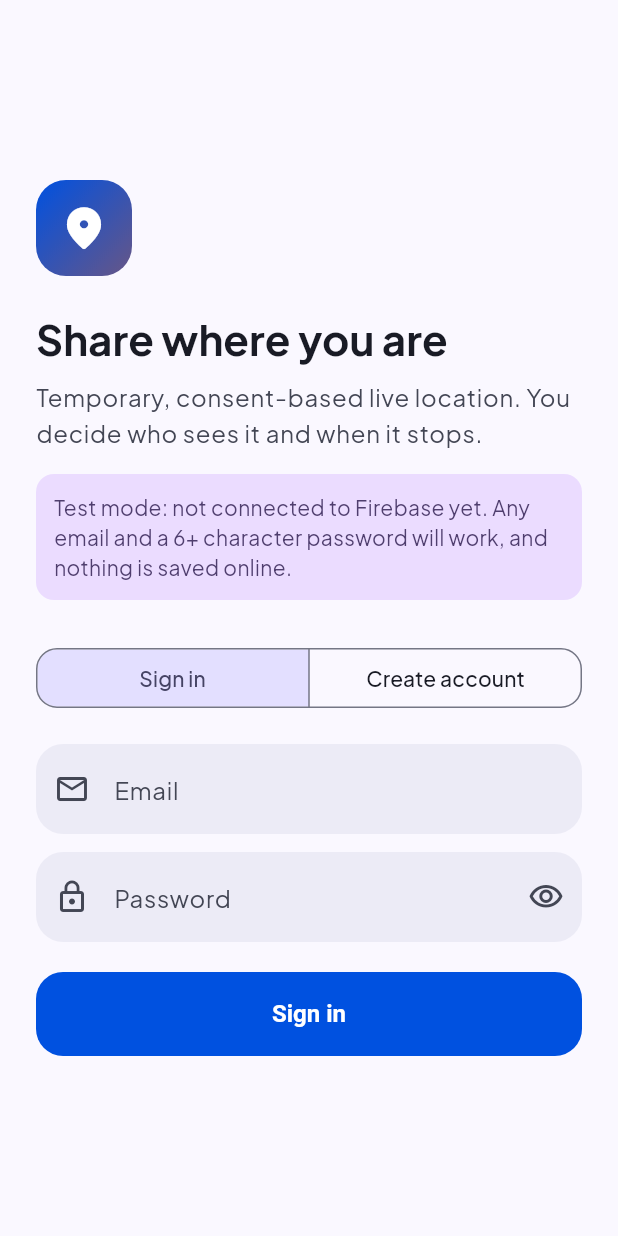
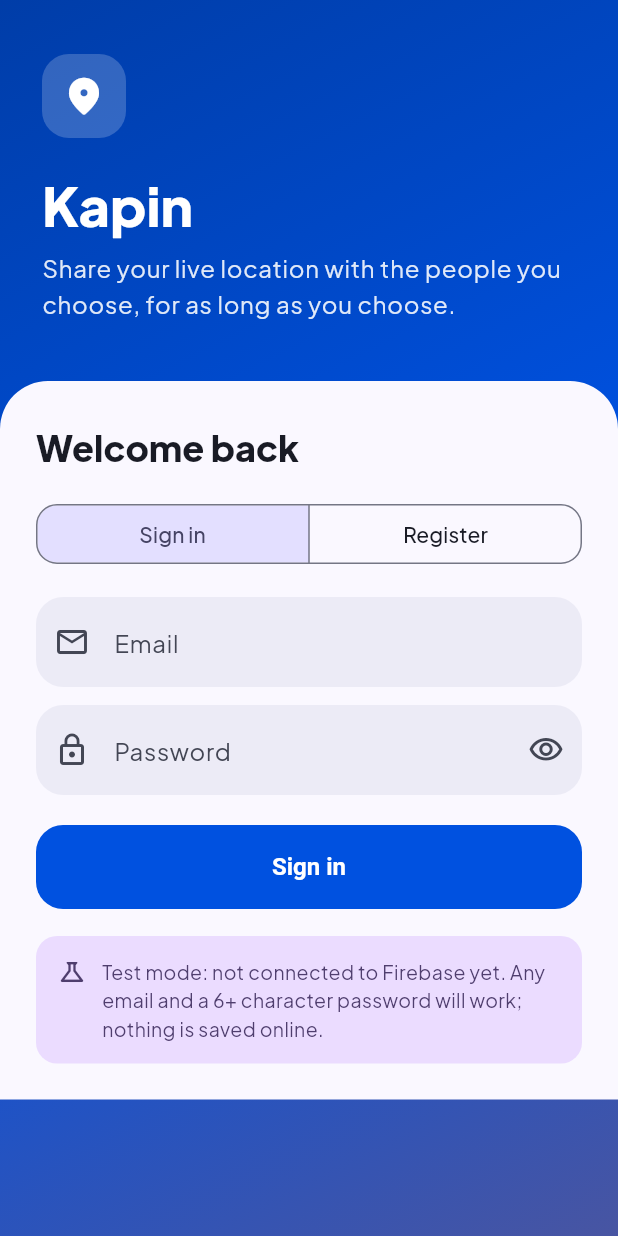
Before and after one commit to mygoaldeep/Kapin, a Flutter app: the screen it shows after launch, on a phone screen of 412 x 824 dp. Run offline on Flutter 3.47's test engine with Material 3 defaults, Android fonts, the phone set to English and light mode, and no system bars; our stand-ins replace cloud_firestore, firebase_auth, firebase_core, geocoding, geolocator, google_fonts and 2 more; accounts and stored records are empty.

Commit message:
Update auth_screen.dart

```diff
--- a/lib/screens/auth_screen.dart
+++ b/lib/screens/auth_screen.dart
@@ -1,6 +1,7 @@
 import 'package:flutter/material.dart';
 
 import '../services/backend.dart';
+import '../theme.dart';
 
 class AuthScreen extends StatefulWidget {
   const AuthScreen({super.key});
@@ -49,63 +50,77 @@ class _AuthScreenState extends State<AuthScreen> {
   Widget build(BuildContext context) {
     final scheme = Theme.of(context).colorScheme;
     final text = Theme.of(context).textTheme;
+    final size = MediaQuery.sizeOf(context);
+    final keyboard = MediaQuery.viewInsetsOf(context).bottom > 0;
 
     return Scaffold(
-      body: SafeArea(
-        child: Center(
+      backgroundColor: scheme.primary,
+      body: Container(
+        decoration: BoxDecoration(gradient: brandGradient(scheme)),
+        child: SafeArea(
+          bottom: false,
           child: SingleChildScrollView(
-            padding: const EdgeInsets.all(24),
+            keyboardDismissBehavior: ScrollViewKeyboardDismissBehavior.onDrag,
             child: ConstrainedBox(
-              constraints: const BoxConstraints(maxWidth: 420),
+              constraints: BoxConstraints(minHeight: size.height - MediaQuery.paddingOf(context).top),
+              child: Column(
+                crossAxisAlignment: CrossAxisAlignment.stretch,
+                children: [
+                  // Hero
+                  AnimatedSize(
+                    duration: const Duration(milliseconds: 250),
+                    child: Padding(
+                      padding: EdgeInsets.fromLTRB(28, keyboard ? 12 : 36, 28, keyboard ? 16 : 40),
+                      child: Column(
+                        crossAxisAlignment: CrossAxisAlignment.start,
+                        children: [
+                          Container(
+                            width: 56,
+                            height: 56,
+                            decoration: BoxDecoration(
+                              color: Colors.white.withValues(alpha: 0.2),
+                              borderRadius: BorderRadius.circular(18),
+                            ),
+                            child: const Icon(Icons.location_on_rounded,
+                                color: Colors.white, size: 30),
+                          ),
+                          if (!keyboard) ...[
+                            const SizedBox(height: 22),
+                            Text('Kapin',
+                                style: text.displaySmall?.copyWith(
+                                    color: Colors.white, fontWeight: FontWeight.w800)),
+                            const SizedBox(height: 8),
+                            Text(
+                              'Share your live location with the people you choose, for as long as you choose.',
+                              style: text.bodyLarge
+                                  ?.copyWith(color: Colors.white.withValues(alpha: 0.88)),
+                            ),
+                          ],
+                        ],
+                      ),
+                    ),
+                  ),
+                  // Form sheet
+                  Container(
+                    constraints: BoxConstraints(minHeight: size.height * 0.55),
+                    padding: EdgeInsets.fromLTRB(
+                        24, 28, 24, 24 + MediaQuery.paddingOf(context).bottom),
+                    decoration: BoxDecoration(
+                      color: scheme.surface,
+                      borderRadius: const BorderRadius.vertical(top: Radius.circular(32)),
+                    ),
                     child: Form(
                       key: _formKey,
                       child: Column(
                         crossAxisAlignment: CrossAxisAlignment.stretch,
                         children: [
-                    Align(
-                      alignment: Alignment.centerLeft,
-                      child: Container(
-                        width: 64,
-                        height: 64,
-                        decoration: BoxDecoration(
-                          borderRadius: BorderRadius.circular(20),
-                          gradient: LinearGradient(
-                            colors: [scheme.primary, scheme.tertiary],
-                            begin: Alignment.topLeft,
-                            end: Alignment.bottomRight,
-                          ),
-                        ),
-                        child: Icon(Icons.location_on_rounded, color: scheme.onPrimary, size: 34),
-                      ),
-                    ),
-                    const SizedBox(height: 24),
-                    Text('Share where you are',
-                        style: text.headlineMedium?.copyWith(fontWeight: FontWeight.w700)),
-                    const SizedBox(height: 8),
-                    Text(
-                      'Temporary, consent-based live location. You decide who sees it and when it stops.',
-                      style: text.bodyLarge?.copyWith(color: scheme.onSurfaceVariant),
-                    ),
-                    if (Backend.instance.isDemo) ...[
-                      const SizedBox(height: 16),
-                      Container(
-                        padding: const EdgeInsets.all(12),
-                        decoration: BoxDecoration(
-                          color: scheme.tertiaryContainer,
-                          borderRadius: BorderRadius.circular(12),
-                        ),
-                        child: Text(
-                          'Test mode: not connected to Firebase yet. Any email and a '
-                          '6+ character password will work, and nothing is saved online.',
-                          style: TextStyle(color: scheme.onTertiaryContainer),
-                        ),
-                      ),
-                    ],
-                    const SizedBox(height: 28),
+                          Text(_register ? 'Create your account' : 'Welcome back',
+                              style: text.headlineSmall?.copyWith(fontWeight: FontWeight.w800)),
+                          const SizedBox(height: 18),
                           SegmentedButton<bool>(
                             segments: const [
                               ButtonSegment(value: false, label: Text('Sign in')),
-                        ButtonSegment(value: true, label: Text('Create account')),
+                              ButtonSegment(value: true, label: Text('Register')),
                             ],
                             selected: {_register},
                             showSelectedIcon: false,
@@ -114,7 +129,7 @@ class _AuthScreenState extends State<AuthScreen> {
                               _error = null;
                             }),
                           ),
-                    const SizedBox(height: 20),
+                          const SizedBox(height: 18),
                           TextFormField(
                             controller: _email,
                             keyboardType: TextInputType.emailAddress,
@@ -159,15 +174,17 @@ class _AuthScreenState extends State<AuthScreen> {
                                       padding: const EdgeInsets.all(12),
                                       decoration: BoxDecoration(
                                         color: scheme.errorContainer,
-                                  borderRadius: BorderRadius.circular(12),
+                                        borderRadius: BorderRadius.circular(14),
                                       ),
                                       child: Row(
                                         children: [
-                                    Icon(Icons.error_outline, color: scheme.onErrorContainer),
+                                          Icon(Icons.error_outline,
+                                              color: scheme.onErrorContainer),
                                           const SizedBox(width: 10),
                                           Expanded(
                                             child: Text(_error!,
-                                          style: TextStyle(color: scheme.onErrorContainer)),
+                                                style:
+                                                    TextStyle(color: scheme.onErrorContainer)),
                                           ),
                                         ],
                                       ),
@@ -185,8 +202,37 @@ class _AuthScreenState extends State<AuthScreen> {
                                   )
                                 : Text(_register ? 'Create account' : 'Sign in'),
                           ),
+                          if (Backend.instance.isDemo) ...[
+                            const SizedBox(height: 18),
+                            Container(
+                              padding: const EdgeInsets.all(14),
+                              decoration: BoxDecoration(
+                                color: scheme.tertiaryContainer,
+                                borderRadius: BorderRadius.circular(14),
+                              ),
+                              child: Row(
+                                crossAxisAlignment: CrossAxisAlignment.start,
+                                children: [
+                                  Icon(Icons.science_outlined,
+                                      size: 20, color: scheme.onTertiaryContainer),
+                                  const SizedBox(width: 10),
+                                  Expanded(
+                                    child: Text(
+                                      'Test mode: not connected to Firebase yet. Any email and a '
+                                      '6+ character password will work; nothing is saved online.',
+                                      style: TextStyle(
+                                          fontSize: 13, color: scheme.onTertiaryContainer),
+                                    ),
+                                  ),
                                 ],
                               ),
+                            ),
+                          ],
+                        ],
+                      ),
+                    ),
+                  ),
+                ],
               ),
             ),
           ),
```
Lines whose indentation alone changed are shown as unchanged.
